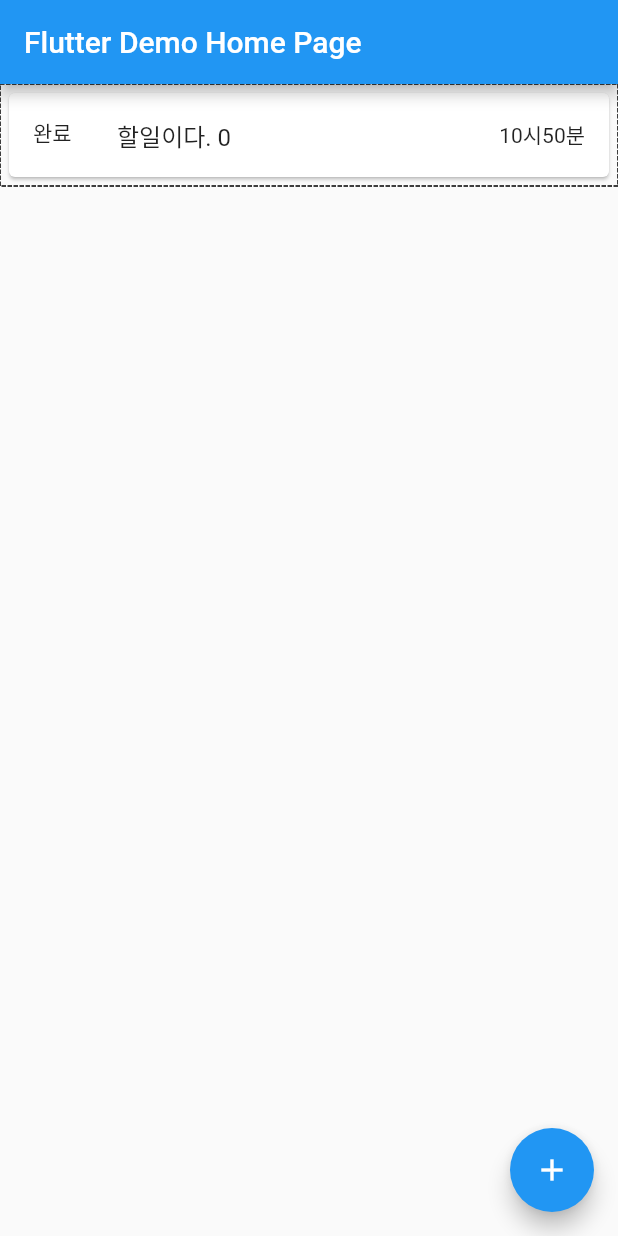
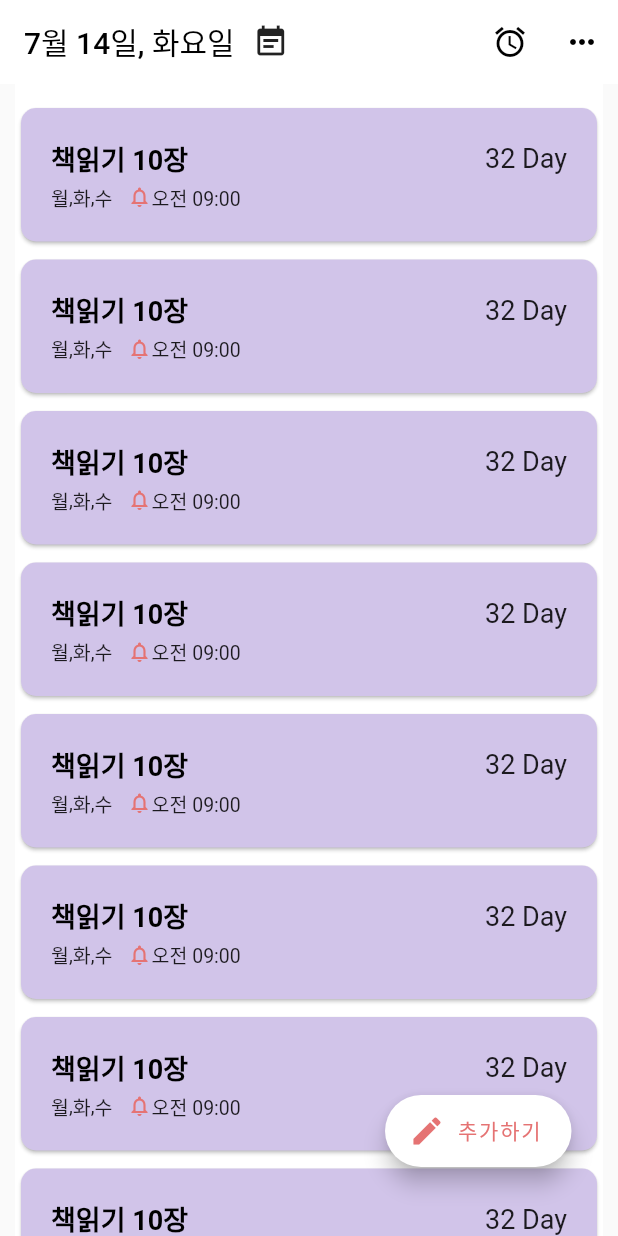
Before and after one commit to baetom/routine, a Flutter app: the screen it shows after launch, on a phone screen of 412 x 824 dp. Run offline on Flutter 3.47's test engine with Material 2 defaults, Android fonts, the phone set to English and light mode, and no system bars; drawn by our look-alikes of dotted_border; our stand-ins replace flutter_local_notifications, rxdart.

Commit message:
메인화면 디자인 작업

```diff
--- a/simple_routine/lib/Models/Routine.dart
+++ b/simple_routine/lib/Models/Routine.dart
@@ -22,6 +22,11 @@ class MyRoutine {
   bool isDone; // 완료여부..
 }
 
+class MyActiveRoutine{
+
+}
+
+
 enum RTRepeatType {
   once, // 한번만
   daily, // 매일 반복
--- a/simple_routine/lib/Screens/MyRoutineScreen.dart
+++ b/simple_routine/lib/Screens/MyRoutineScreen.dart
@@ -8,23 +8,76 @@ class MyRoutineScreen extends StatelessWidget {
   @override
   Widget build(BuildContext context) {
     return Container(
-        // margin: EdgeInsets.only(left: 10, right: 10),
+        padding: EdgeInsets.only(top: 10),
+        margin: EdgeInsets.only(left: 10, right: 10),
+        color: Colors.white,
         child: ListView.builder(
-            itemCount: 1,
+            itemCount: 100,
             itemBuilder: (context, position) {
-              return DottedBorder(
+              return Container(
+                padding: EdgeInsets.only(top:2,bottom:2),
                 child: Card(
-                  child: ListTile(
-                    leading: Text('완료'),
-                    title: Text('할일이다. $position'),
-                    trailing: Text(
-                      '10시50분',
-                      textAlign: TextAlign.right,
-                    ),
-                  ),
+                  color: Colors.deepPurple[100],
+                  shape: RoundedRectangleBorder(
+                      borderRadius: BorderRadius.circular(10.0)),
+                  child: Container(
+                      margin: EdgeInsets.all(20),
+                      child: Column(
+                        children: [
+                          Row(
+                            mainAxisAlignment: MainAxisAlignment.spaceBetween,
+                            children: [
+                              Text('책읽기 10장', style: _titleTextStyle()),
+                              Text('32 Day', style: _dayTextStyle())
+                            ],
+                          ),
+                          SizedBox(
+                            height: 3,
+                          ),
+                          _scheduleDate()
+                        ],
+                      )),
                 ),
               );
             }));
+  }
+
+  Widget _scheduleDate() {
+    return Row(
+      children: [
+        Text('월', style: _subTextStyle()),
+        Text(',', style: _subTextStyle()),
+        Text('화', style: _subTextStyle()),
+        Text(',', style: _subTextStyle()),
+        Text('수', style: _subTextStyle()),
+        SizedBox(
+          width: 10,
+        ),
+        Icon(
+          Icons.notifications_none,
+          color: Colors.red[300],
+          size: 16,
+        ),
+        Text(
+          '오전 09:00',
+          style: _subTextStyle(),
+        ),
+      ],
+    );
+  }
+
+  TextStyle _subTextStyle() {
+    return TextStyle(fontSize: 13);
+  }
+
+  TextStyle _titleTextStyle() {
+    return TextStyle(
+        fontWeight: FontWeight.w600, fontSize: 18, color: Colors.black);
+  }
+
+  TextStyle _dayTextStyle() {
+    return TextStyle(
+        fontWeight: FontWeight.w400, fontSize: 18, color: Colors.black87);
   }
 
   void _addRoutine() {}
--- a/simple_routine/lib/main.dart
+++ b/simple_routine/lib/main.dart
@@ -1198,7 +1198,37 @@ class _MyHomePageState extends State<MyHomePage> {
       appBar: AppBar(
         // Here we take the value from the MyHomePage object that was created by
         // the App.build method, and use it to set our appbar title.
-        title: Text(widget.title),
+        title: Row(
+          children: [
+            Text('7월 14일, 화요일', style: TextStyle(color: Colors.black)),
+            IconButton(
+              icon: Icon(
+                Icons.event_note,
+                color: Colors.black87,
+              ),
+              onPressed: () => {},
+            )
+          ],
+        ),
+        backgroundColor: Colors.white,
+        elevation: 0.0,
+        centerTitle: false,
+        actions: [
+          IconButton(
+            icon: Icon(
+              Icons.alarm,
+              color: Colors.black,
+            ),
+            onPressed: () => {},
+          ),
+          IconButton(
+            icon: Icon(
+              Icons.more_horiz,
+              color: Colors.black,
+            ),
+            onPressed: () => {},
+          )
+        ],
       ),
       body: MyRoutineScreen(),
       // drawer: Drawer(
@@ -1233,10 +1263,16 @@ class _MyHomePageState extends State<MyHomePage> {
       //     ],
       //   ),
       // ),
-      floatingActionButton: FloatingActionButton(
-        onPressed: _incrementCounter,
-        tooltip: 'Increment',
-        child: Icon(Icons.add),
+      floatingActionButton: Container(
+        margin: EdgeInsets.only(bottom: 30, right: 15),
+        child: FloatingActionButton.extended(
+          onPressed: () {
+            print('click floating button');
+          },
+          label: Text('추가하기',style: TextStyle(color: Colors.red[300]),),
+          icon: Icon(Icons.mode_edit,color: Colors.red[300],),
+          backgroundColor: Colors.white,
+        ),
       ), // This trailing comma makes auto-formatting nicer for build methods.
     );
   }
```
Also changed, not shown: simple_routine/lib/Service/DataManager.dart (added), simple_routine/lib/Widgets/AddRoutineButton.dart (added).
